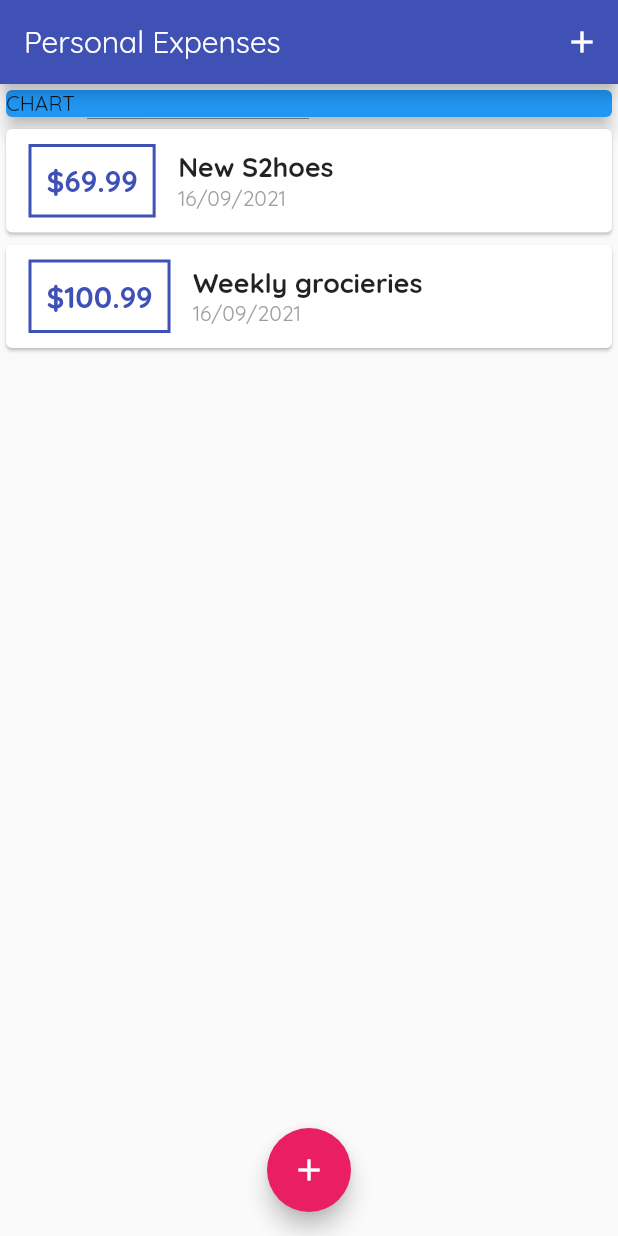
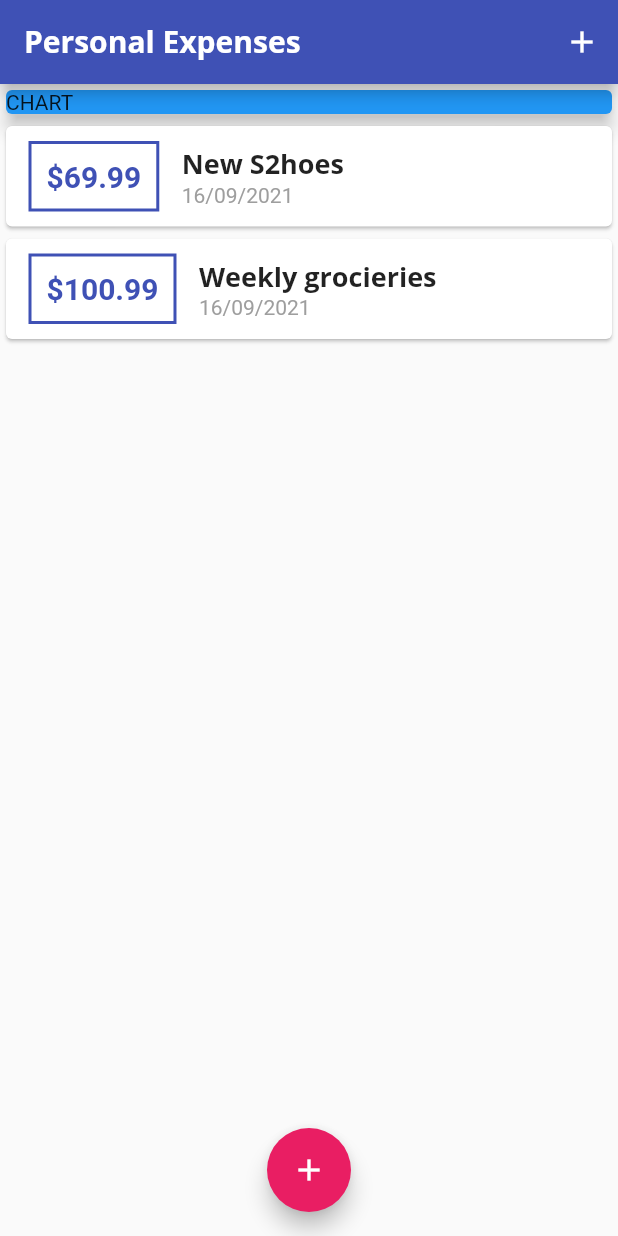
Before and after one commit to cmoscosoz/Flutter-ExpensesAPP, a Flutter app: the screen it shows after launch, on a phone screen of 412 x 824 dp. Run offline on Flutter 3.47's test engine with Material 2 defaults, Android fonts, the phone set to English and light mode, and no system bars.

Commit message:
styling fonts and titles

```diff
--- a/lib/main.dart
+++ b/lib/main.dart
@@ -15,6 +15,20 @@ class MyApp extends StatelessWidget {
         primarySwatch: Colors.indigo,
         accentColor: Colors.pink,
         fontFamily: 'Quicksand',
+        textTheme: ThemeData.light().textTheme.copyWith(
+              headline6: TextStyle(
+                  fontFamily: 'OpenSans',
+                  fontWeight: FontWeight.bold,
+                  fontSize: 18),
+            ),
+        appBarTheme: AppBarTheme(
+          textTheme: ThemeData.light().textTheme.copyWith(
+                  headline6: TextStyle(
+                fontFamily: 'OpenSans',
+                fontSize: 20,
+                fontWeight: FontWeight.bold,
+              )),
+        ),
       ),
       home: MyHomePage(),
     );
@@ -66,7 +80,9 @@ class _MyHomePageState extends State<MyHomePage> {
   Widget build(BuildContext context) {
     return Scaffold(
       appBar: AppBar(
-        title: Text('Personal Expenses'),
+        title: Text(
+          'Personal Expenses',
+        ),
         actions: <Widget>[
           IconButton(
               onPressed: () => _startAddNewTransaction(context),
--- a/lib/widgets/transaction_list.dart
+++ b/lib/widgets/transaction_list.dart
@@ -37,7 +37,7 @@ class TransactionList extends StatelessWidget {
                 children: <Widget>[
                   Text(
                     transactions[index].title,
-                    style: TextStyle(fontSize: 18, fontWeight: FontWeight.bold),
+                    style: Theme.of(context).textTheme.headline6,
                   ),
                   Text(
                     DateFormat('dd/MM/yyyy').format(transactions[index].date),
```
